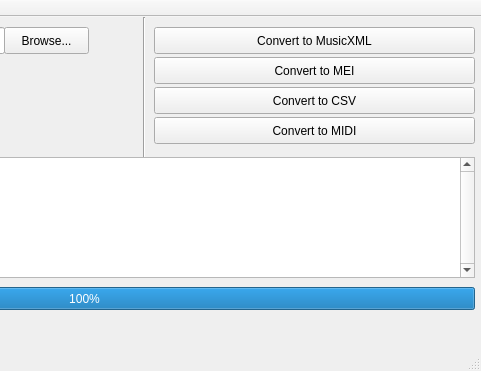
Old version of the form MMM_GUI/mainwindow.ui in the repository desmetr/MMM; both pictures show x 316 to 797 and y 0 to 371 of the 797 by 371 pixel window.
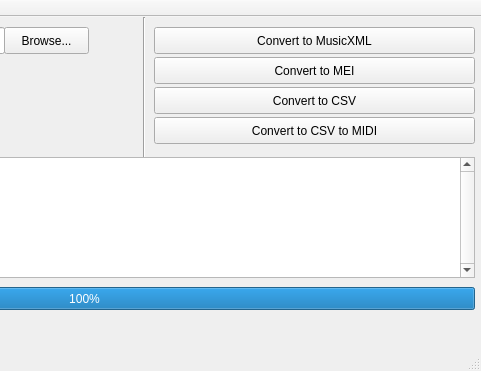
New version of the form.

```diff
--- a/MMM_GUI/mainwindow.ui
+++ b/MMM_GUI/mainwindow.ui
@@ -152,7 +152,7 @@
      </rect>
     </property>
     <property name="text">
-     <string>Convert to MIDI</string>
+     <string>Convert to CSV to MIDI</string>
     </property>
    </widget>
    <widget class="QTextEdit" name="logBox">
```
Left out of the diff: 2 changed lines with no effect on the pictures.
